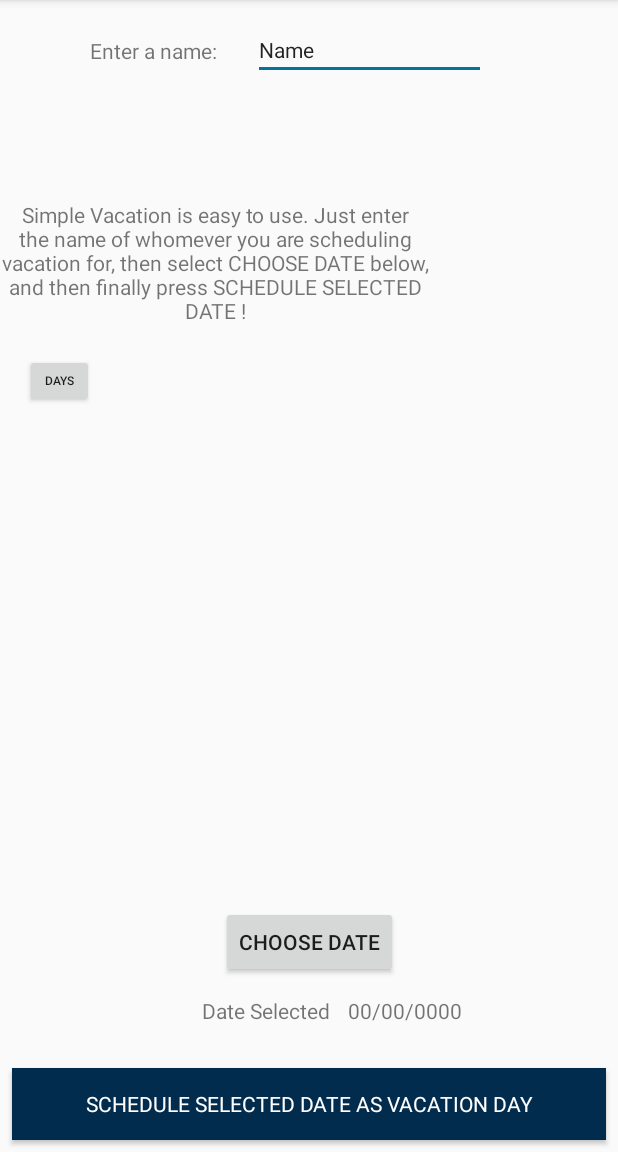
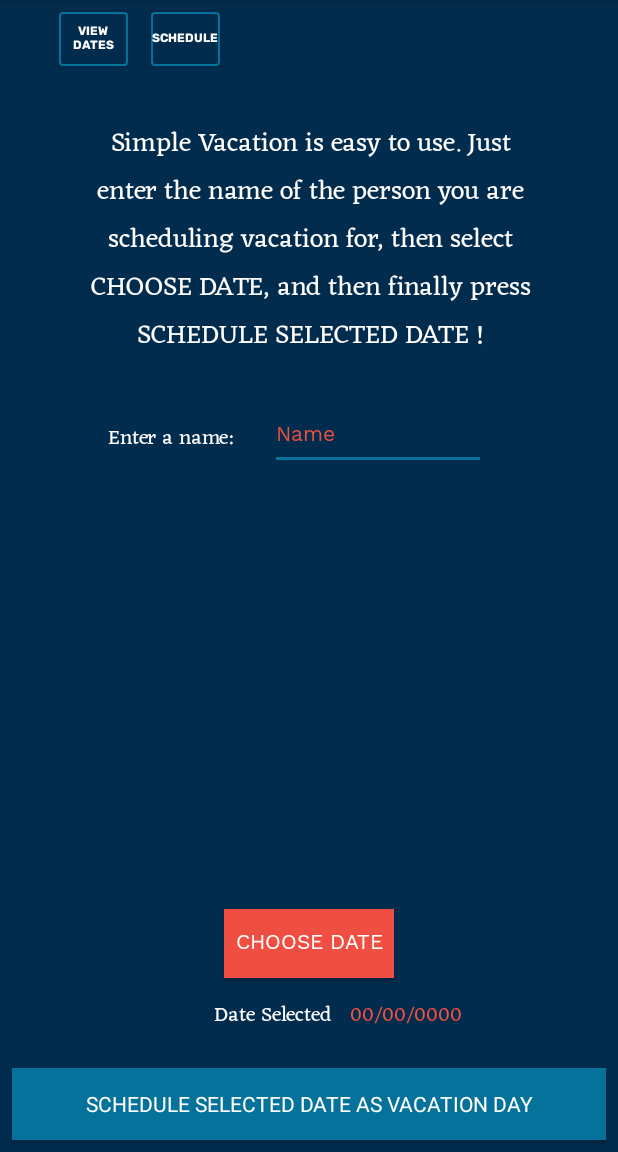
Before and after one commit to ryancarter87/PerfVaca, an Android app: the screen it shows after launch (MainActivity), on a phone screen of 412 x 824 dp, the part 84-1236 px from its top. Run offline under Robolectric (Android 15) with nearby library versions, the phone set to English and light mode, and no system bars.

Commit message:
Set initial design options. Font, colors, etc...

```diff
--- a/app/src/main/java/com/rtcarter/perfvaca/MainActivity.kt
+++ b/app/src/main/java/com/rtcarter/perfvaca/MainActivity.kt
@@ -106,7 +106,7 @@ class MainActivity : AppCompatActivity() {
         }
 
 
-        leftBtn.setOnClickListener {
+        schedBtn.setOnClickListener {
             val intent = Intent(this, ScheduledActivity::class.java)
             startActivity(intent)
         }
--- /dev/null
+++ b/app/src/main/res/drawable/borders.xml
@@ -0,0 +1,21 @@
+<?xml version="1.0" encoding="utf-8"?>
+<shape xmlns:android="http://schemas.android.com/apk/res/android"
+    android:shape="rectangle" >
+
+    <!-- View background color -->
+    <solid
+        android:color="@color/colorPrimary" >
+    </solid>
+
+    <!-- View border color and width -->
+    <stroke
+        android:width="1dp"
+        android:color="@color/colorAccent" >
+    </stroke>
+
+    <!-- The radius makes the corners rounded -->
+    <corners
+        android:radius="2dp"   >
+    </corners>
+
+</shape>
--- /dev/null
+++ b/app/src/main/res/font/rubik_bold.xml
@@ -0,0 +1,7 @@
+<?xml version="1.0" encoding="utf-8"?>
+<font-family xmlns:android="http://schemas.android.com/apk/res/android"
+        android:fontProviderAuthority="com.google.android.gms.fonts"
+        android:fontProviderPackage="com.google.android.gms"
+        android:fontProviderQuery="name=Rubik&amp;weight=700"
+        android:fontProviderCerts="@array/com_google_android_gms_fonts_certs">
+</font-family>
--- a/app/src/main/res/layout/activity_main.xml
+++ b/app/src/main/res/layout/activity_main.xml
@@ -4,7 +4,28 @@
     xmlns:tools="http://schemas.android.com/tools"
     android:layout_width="match_parent"
     android:layout_height="match_parent"
+    android:background="@color/colorPrimary"
     tools:context="com.rtcarter.perfvaca.MainActivity">
+
+    <Button
+        android:id="@+id/mainBtn"
+        style="@android:style/Widget.Material.Light.Button.Small"
+        android:layout_width="46dp"
+        android:layout_height="36dp"
+        android:layout_marginEnd="8dp"
+        android:layout_marginStart="4dp"
+        android:layout_marginTop="8dp"
+        android:background="@drawable/borders"
+        android:fontFamily="@font/rubik_bold"
+        android:text="Schedule"
+        android:textColor="@android:color/background_light"
+        android:textSize="8sp"
+        app:layout_constraintBottom_toBottomOf="@+id/schedBtn"
+        app:layout_constraintEnd_toEndOf="parent"
+        app:layout_constraintHorizontal_bias="0.041"
+        app:layout_constraintStart_toEndOf="@+id/schedBtn"
+        app:layout_constraintTop_toTopOf="parent"
+        tools:targetApi="lollipop" />
 
     <TextView
         android:id="@+id/textView"
@@ -12,7 +33,9 @@
         android:layout_height="wrap_content"
         android:layout_marginEnd="12dp"
         android:layout_marginTop="12dp"
+        android:fontFamily="@font/eczar"
         android:text="Date Selected"
+        android:textColor="@android:color/background_light"
         app:layout_constraintEnd_toStartOf="@+id/dateText"
         app:layout_constraintTop_toBottomOf="@+id/chooseDate" />
 
@@ -21,7 +44,9 @@
         android:layout_width="wrap_content"
         android:layout_height="wrap_content"
         android:layout_marginEnd="104dp"
+        android:fontFamily="@font/eczar"
         android:text="00/00/0000"
+        android:textColor="@color/colorPrimaryDark"
         app:layout_constraintEnd_toEndOf="parent"
         app:layout_constraintTop_toTopOf="@+id/textView" />
 
@@ -33,7 +58,7 @@
         android:layout_marginBottom="8dp"
         android:layout_marginEnd="8dp"
         android:layout_marginStart="8dp"
-        android:background="@color/colorPrimary"
+        android:background="@color/colorAccent"
         android:fontFamily="sans-serif"
         android:text="SCHEDULE SELECTED DATE AS VACATION DAY"
         android:textColor="@android:color/background_light"
@@ -42,66 +67,86 @@
         app:layout_constraintStart_toStartOf="parent" />
 
     <Button
-        android:id="@+id/leftBtn"
+        android:id="@+id/schedBtn"
         style="@android:style/Widget.Material.Light.Button.Small"
         android:layout_width="46dp"
         android:layout_height="36dp"
         android:layout_marginEnd="8dp"
         android:layout_marginStart="8dp"
-        android:layout_marginTop="236dp"
-        android:text="Days"
+        android:layout_marginTop="8dp"
+        android:background="@drawable/borders"
+        android:fontFamily="@font/rubik_bold"
+        android:text="View Dates"
+        android:textColor="@android:color/background_light"
         android:textSize="8sp"
         app:layout_constraintEnd_toEndOf="parent"
-        app:layout_constraintHorizontal_bias="0.024"
+        app:layout_constraintHorizontal_bias="0.09"
         app:layout_constraintStart_toStartOf="parent"
         app:layout_constraintTop_toTopOf="parent"
         tools:targetApi="lollipop" />
 
     <Button
         android:id="@+id/chooseDate"
-        android:layout_width="wrap_content"
-        android:layout_height="wrap_content"
+        android:layout_width="113dp"
+        android:layout_height="46dp"
         android:layout_marginBottom="60dp"
         android:layout_marginEnd="8dp"
         android:layout_marginStart="8dp"
+        android:background="@color/colorPrimaryDark"
+        android:fontFamily="@font/work_sans"
         android:text="Choose Date"
+        android:textColor="@android:color/background_light"
         app:layout_constraintBottom_toTopOf="@+id/scheduleBtn"
         app:layout_constraintEnd_toEndOf="parent"
         app:layout_constraintStart_toStartOf="parent" />
 
     <TextView
         android:id="@+id/textView3"
-        android:layout_width="287dp"
-        android:layout_height="101dp"
-        android:layout_marginTop="80dp"
-        android:text="Simple Vacation is easy to use. Just enter the name of whomever you are scheduling vacation for, then select CHOOSE DATE below, and then finally press SCHEDULE SELECTED DATE !"
+        android:layout_width="311dp"
+        android:layout_height="161dp"
+        android:layout_marginEnd="8dp"
+        android:layout_marginStart="8dp"
+        android:layout_marginTop="36dp"
+        android:fontFamily="@font/eczar"
+        android:text="Simple Vacation is easy to use. Just enter the name of the person you are scheduling vacation for, then select CHOOSE DATE, and then finally press SCHEDULE SELECTED DATE !"
         android:textAlignment="center"
-        app:layout_constraintTop_toBottomOf="@+id/nameText"
-        tools:layout_editor_absoluteX="49dp" />
+        android:textColor="@android:color/background_light"
+        android:textSize="18sp"
+        app:layout_constraintEnd_toEndOf="parent"
+        app:layout_constraintHorizontal_bias="0.508"
+        app:layout_constraintStart_toStartOf="parent"
+        app:layout_constraintTop_toBottomOf="@+id/mainBtn" />
 
     <TextView
         android:id="@+id/textView5"
         android:layout_width="wrap_content"
         android:layout_height="wrap_content"
-        android:layout_marginStart="60dp"
+        android:layout_marginBottom="8dp"
+        android:layout_marginStart="72dp"
         android:layout_marginTop="24dp"
+        android:fontFamily="@font/eczar"
         android:text="Enter a name:"
+        android:textColor="@android:color/background_light"
+        app:layout_constraintBottom_toBottomOf="@+id/nameText"
         app:layout_constraintStart_toStartOf="parent"
-        app:layout_constraintTop_toTopOf="parent" />
+        app:layout_constraintTop_toTopOf="parent"
+        app:layout_constraintVertical_bias="1.0" />
 
     <EditText
         android:id="@+id/nameText"
-        android:layout_width="155dp"
-        android:layout_height="37dp"
+        android:layout_width="144dp"
+        android:layout_height="45dp"
         android:layout_marginEnd="8dp"
         android:layout_marginStart="8dp"
-        android:layout_marginTop="16dp"
+        android:layout_marginTop="268dp"
         android:ems="10"
+        android:fontFamily="@font/work_sans"
         android:inputType="textPersonName"
         android:text="Name"
+        android:textColor="@color/colorPrimaryDark"
         android:textSize="14sp"
         app:layout_constraintEnd_toEndOf="parent"
-        app:layout_constraintHorizontal_bias="0.164"
+        app:layout_constraintHorizontal_bias="0.153"
         app:layout_constraintStart_toEndOf="@+id/textView5"
         app:layout_constraintTop_toTopOf="parent" />
 
--- a/app/src/main/res/values/colors.xml
+++ b/app/src/main/res/values/colors.xml
@@ -1,6 +1,6 @@
 <?xml version="1.0" encoding="utf-8"?>
 <resources>
-    <color name="colorPrimary">#022C4D</color>
-    <color name="colorPrimaryDark">#EF4F43</color>
-    <color name="colorAccent">#05729B</color>
+    <color name="colorPrimary">#022c4d</color>
+    <color name="colorPrimaryDark">#ef4f43</color>
+    <color name="colorAccent">#05729b</color>
 </resources>
--- a/app/src/main/res/values/preloaded_fonts.xml
+++ b/app/src/main/res/values/preloaded_fonts.xml
@@ -2,5 +2,6 @@
 <resources>
     <array name="preloaded_fonts" translatable="false">
         <item>@font/montserrat</item>
+        <item>@font/rubik_bold</item>
     </array>
 </resources>
```
Also changed, not shown: app/src/main/java/com/rtcarter/perfvaca/ScheduledActivity.kt (+15 -5 lines), app/src/main/res/layout/activity_scheduled.xml (+51 -35 lines), app/src/main/res/font/eczar.ttf (added), app/src/main/res/font/work_sans.ttf (added), app/src/main/res/font/work_sans_thin.ttf (added).
